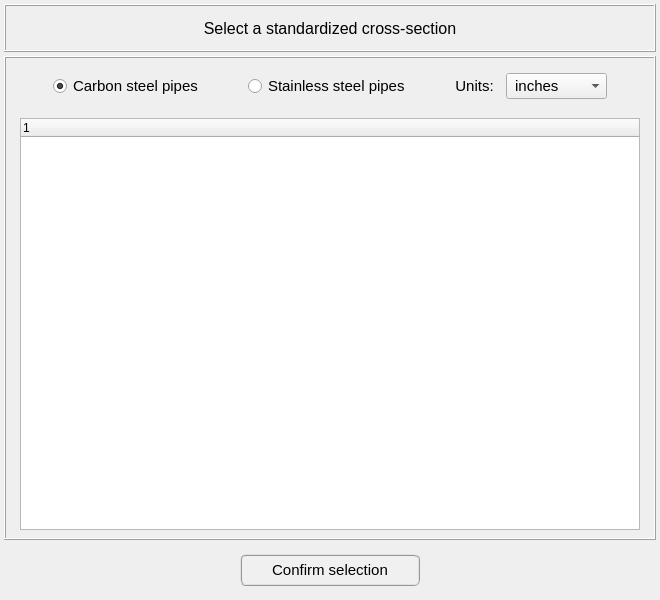
First picture: the form in pulse/interface/data/ui_files/model/setup/structural/standard_cross_section_input.ui, repository open-pulse/OpenPulse, before the edit.
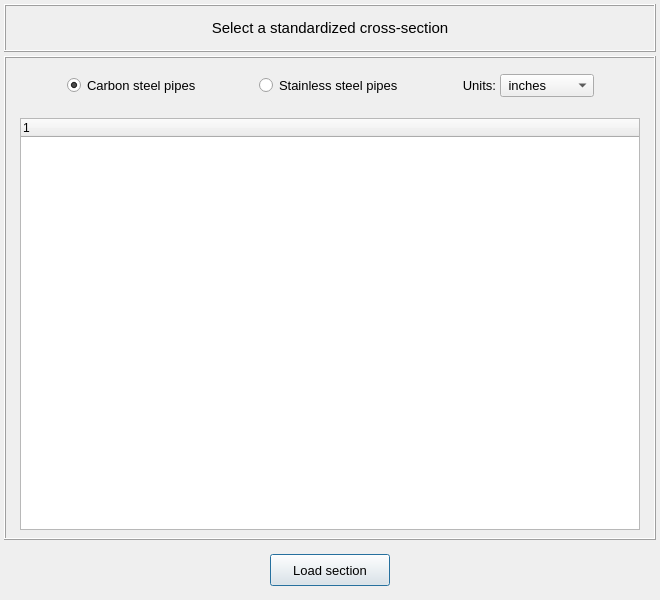
Second picture: the form after the edit.

The edit to the form file:
```diff
--- a/pulse/interface/data/ui_files/model/setup/structural/standard_cross_section_input.ui
+++ b/pulse/interface/data/ui_files/model/setup/structural/standard_cross_section_input.ui
@@ -87,33 +87,30 @@
         </property>
         <property name="minimumSize">
          <size>
-          <width>180</width>
+          <width>120</width>
           <height>32</height>
          </size>
         </property>
         <property name="maximumSize">
          <size>
-          <width>180</width>
+          <width>120</width>
           <height>32</height>
          </size>
         </property>
         <property name="font">
          <font>
           <family>MS Shell Dlg 2</family>
-          <pointsize>11</pointsize>
+          <pointsize>10</pointsize>
           <weight>50</weight>
           <italic>false</italic>
           <bold>false</bold>
          </font>
         </property>
         <property name="styleSheet">
-         <string notr="true">QPushButton{border-radius: 6px; border-color: rgb(150, 150, 150); border-style: ridge; border-width: 2px; color: rgb(0, 0, 0); background-color: rgb(240, 240, 240)}
-QPushButton:hover{border-radius: 6px; border-color: rgb(0, 170, 255); border-style: ridge; border-width: 2px; color: rgb(0, 0, 0); background-color: rgba(174, 213, 255, 100)}
-QPushButton:pressed{border-radius: 6px; border-color: rgb(0, 170, 255); border-style: ridge; border-width: 2px; color: rgb(0, 0, 0); background-color: rgb(174, 213, 255)}
-QPushButton:disabled{border-radius: 6px; border-color: rgb(150, 150, 150); border-style: ridge; border-width: 0px; color: rgb(150,150, 150); background-color: rgb(220, 220, 220)}</string>
+         <string notr="true"/>
         </property>
         <property name="text">
-         <string>Confirm selection</string>
+         <string>Load section</string>
         </property>
        </widget>
       </item>
@@ -261,7 +258,7 @@
           <widget class="QRadioButton" name="radioButton_stainless_steel">
            <property name="font">
             <font>
-             <pointsize>11</pointsize>
+             <pointsize>10</pointsize>
             </font>
            </property>
            <property name="text">
@@ -273,7 +270,7 @@
           <widget class="QComboBox" name="comboBox_units">
            <property name="font">
             <font>
-             <pointsize>11</pointsize>
+             <pointsize>10</pointsize>
             </font>
            </property>
            <item>
@@ -292,11 +289,11 @@
           <widget class="QLabel" name="label">
            <property name="font">
             <font>
-             <pointsize>11</pointsize>
+             <pointsize>10</pointsize>
             </font>
            </property>
            <property name="text">
-            <string>Units:  </string>
+            <string>Units:</string>
            </property>
            <property name="alignment">
             <set>Qt::AlignRight|Qt::AlignTrailing|Qt::AlignVCenter</set>
@@ -307,7 +304,7 @@
           <widget class="QRadioButton" name="radioButton_carbon_steel">
            <property name="font">
             <font>
-             <pointsize>11</pointsize>
+             <pointsize>10</pointsize>
             </font>
            </property>
            <property name="text">
@@ -391,7 +388,7 @@
         <property name="font">
          <font>
           <family>MS Shell Dlg 2</family>
-          <pointsize>12</pointsize>
+          <pointsize>11</pointsize>
           <weight>50</weight>
           <italic>false</italic>
           <bold>false</bold>
```
